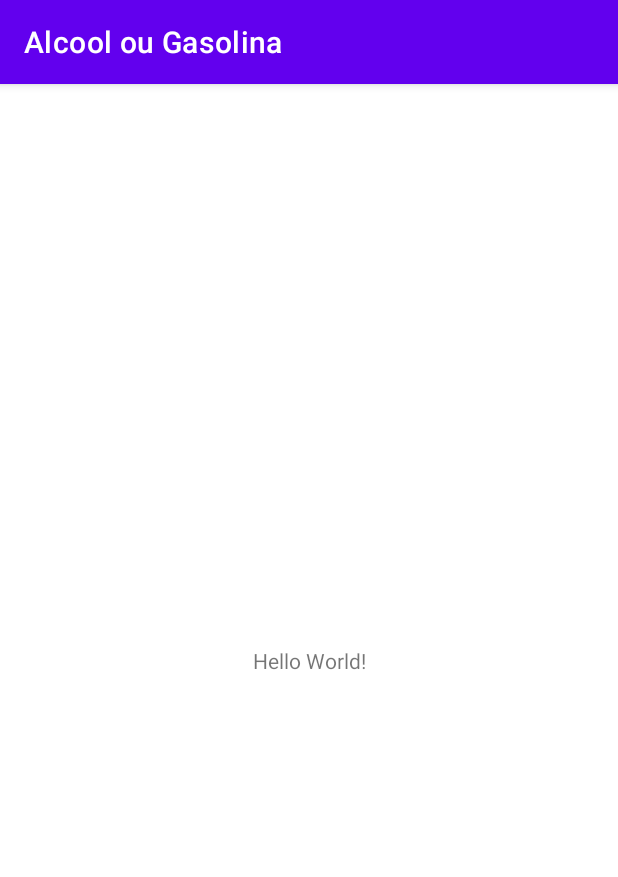
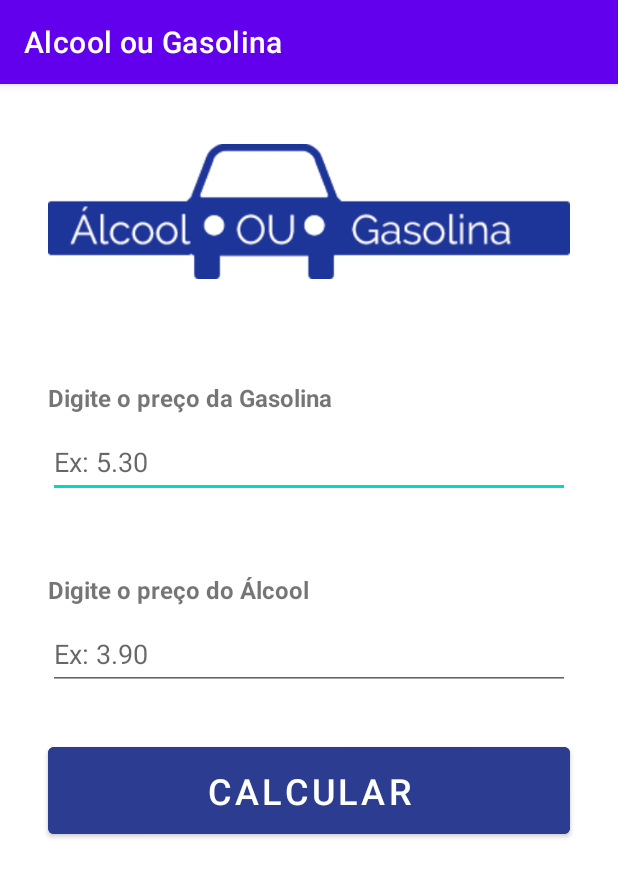
Before and after one commit to Rafael-720/App-Alcool-ou-Gasolina, an Android app: the screen it shows after launch (MainActivity), on a phone screen of 412 x 824 dp. Shown: the top 877 px of the screen. Run offline under Robolectric (Android 15) with nearby library versions, the phone set to English and light mode, and no system bars.

Commit message:
Tela principal
interface da tela principal criada

```diff
--- a/app/build.gradle
+++ b/app/build.gradle
@@ -4,12 +4,12 @@ plugins {
 }
 
 android {
-    compileSdk 32
+    compileSdk 33
 
     defaultConfig {
         applicationId "com.rafaelo.alcoolougasolina"
         minSdk 21
-        targetSdk 32
+        targetSdk 33
         versionCode 1
         versionName "1.0"
 
--- a/app/src/main/AndroidManifest.xml
+++ b/app/src/main/AndroidManifest.xml
@@ -15,6 +15,7 @@
         tools:targetApi="31">
         <activity
             android:name=".MainActivity"
+            android:screenOrientation="portrait"
             android:exported="true">
             <intent-filter>
                 <action android:name="android.intent.action.MAIN" />
--- a/app/src/main/res/layout/activity_main.xml
+++ b/app/src/main/res/layout/activity_main.xml
@@ -6,13 +6,88 @@
     android:layout_height="match_parent"
     tools:context=".MainActivity">
 
+    <ImageView
+        android:id="@+id/imageView"
+        android:layout_width="0dp"
+        android:layout_height="wrap_content"
+        android:layout_marginStart="32dp"
+        android:layout_marginTop="32dp"
+        android:layout_marginEnd="32dp"
+        app:layout_constraintEnd_toEndOf="parent"
+        app:layout_constraintHorizontal_bias="0.5"
+        app:layout_constraintStart_toStartOf="parent"
+        app:layout_constraintTop_toTopOf="parent"
+        app:srcCompat="@drawable/logo" />
+
     <TextView
+        android:id="@+id/textView"
         android:layout_width="wrap_content"
         android:layout_height="wrap_content"
-        android:text="Hello World!"
-        app:layout_constraintBottom_toBottomOf="parent"
+        android:layout_marginStart="32dp"
+        android:layout_marginTop="60dp"
+        android:text="Digite o preço da Gasolina"
+        android:textSize="16sp"
+        android:textStyle="bold"
+        app:layout_constraintStart_toStartOf="parent"
+        app:layout_constraintTop_toBottomOf="@+id/imageView" />
+
+    <EditText
+        android:id="@+id/editTextNumberDecimal"
+        android:layout_width="0dp"
+        android:layout_height="wrap_content"
+        android:layout_marginStart="32dp"
+        android:layout_marginTop="8dp"
+        android:layout_marginEnd="32dp"
+        android:ems="10"
+        android:hint="Ex: 5.30"
+        android:inputType="numberDecimal"
+        android:minHeight="48dp"
         app:layout_constraintEnd_toEndOf="parent"
+        app:layout_constraintHorizontal_bias="0.5"
         app:layout_constraintStart_toStartOf="parent"
-        app:layout_constraintTop_toTopOf="parent" />
+        app:layout_constraintTop_toBottomOf="@+id/textView" />
+
+    <TextView
+        android:id="@+id/textView2"
+        android:layout_width="wrap_content"
+        android:layout_height="wrap_content"
+        android:layout_marginStart="32dp"
+        android:layout_marginTop="50dp"
+        android:text="Digite o preço do Álcool"
+        android:textSize="16sp"
+        android:textStyle="bold"
+        app:layout_constraintStart_toStartOf="parent"
+        app:layout_constraintTop_toBottomOf="@+id/editTextNumberDecimal" />
+
+    <EditText
+        android:id="@+id/editTextNumberDecimal2"
+        android:layout_width="0dp"
+        android:layout_height="wrap_content"
+        android:layout_marginStart="32dp"
+        android:layout_marginTop="8dp"
+        android:layout_marginEnd="32dp"
+        android:ems="10"
+        android:hint="Ex: 3.90"
+        android:inputType="numberDecimal"
+        android:minHeight="48dp"
+        app:layout_constraintEnd_toEndOf="parent"
+        app:layout_constraintHorizontal_bias="0.5"
+        app:layout_constraintStart_toStartOf="parent"
+        app:layout_constraintTop_toBottomOf="@+id/textView2" />
+
+    <Button
+        android:id="@+id/button"
+        android:layout_width="0dp"
+        android:layout_height="70dp"
+        android:layout_marginStart="32dp"
+        android:layout_marginTop="32dp"
+        android:layout_marginEnd="32dp"
+        android:backgroundTint="#2c3d91"
+        android:text="Calcular"
+        android:textSize="24sp"
+        app:layout_constraintEnd_toEndOf="parent"
+        app:layout_constraintHorizontal_bias="0.5"
+        app:layout_constraintStart_toStartOf="parent"
+        app:layout_constraintTop_toBottomOf="@+id/editTextNumberDecimal2" />
 
 </androidx.constraintlayout.widget.ConstraintLayout>
```
Also changed, not shown: app/src/main/res/drawable-v24/logo.png (added).
